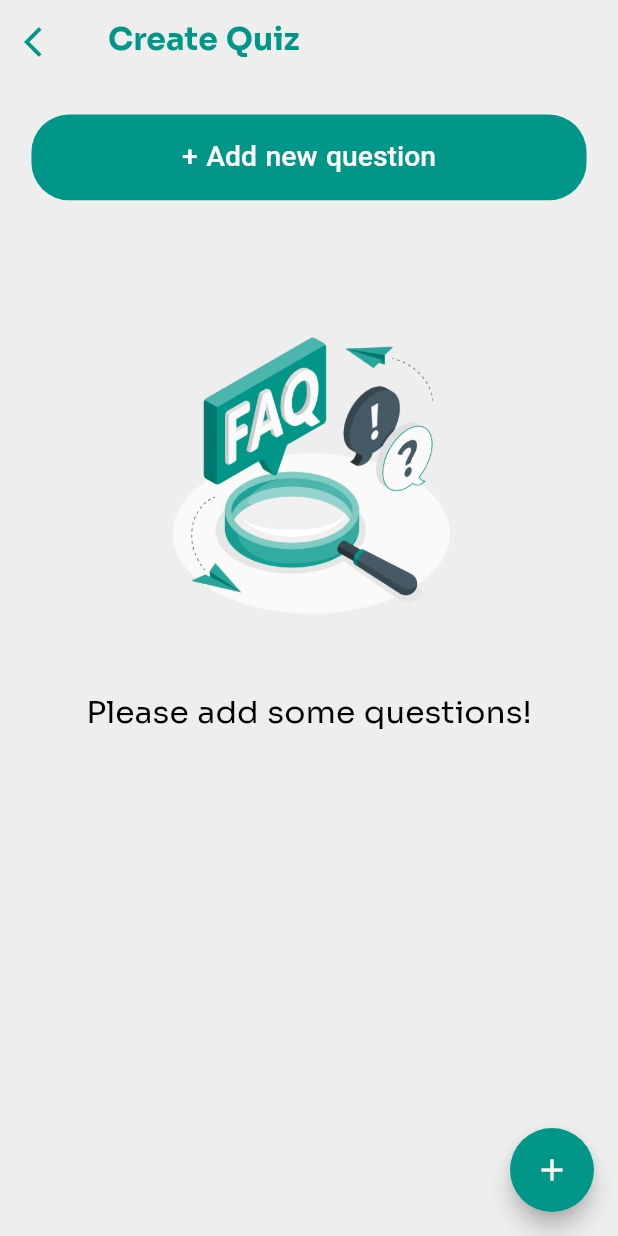
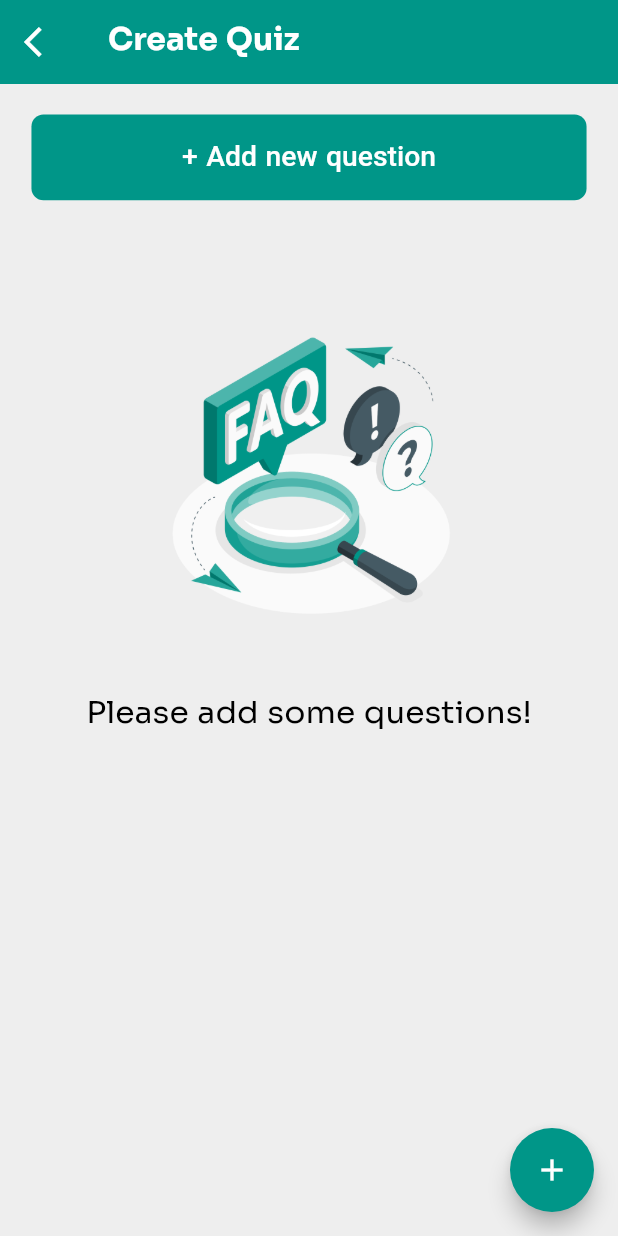
Before and after one commit to Adel-Jarour/quiz_app, a Flutter app: the screen it shows after launch, after a tap on the "sort" icon, after a tap on "Create quiz", on a phone screen of 412 x 824 dp. Run offline on Flutter 3.47's test engine with Material 2 defaults, Android fonts, the phone set to English and light mode, and no system bars; our stand-ins replace flutter_screenutil, get, sqflite; accounts and stored records are empty; Roboto replaces fonts that are missing (DINNextLTW23).

Commit message:
add loading in create quiz screen

```diff
--- a/lib/controllers/create_quiz_controller.dart
+++ b/lib/controllers/create_quiz_controller.dart
@@ -5,13 +5,17 @@ import 'package:quiz_app/models/question_model.dart';
 
 class CreateQuizController extends GetxController with RouteAware {
   List<QuestionModel> questions = [];
+  bool loading = false;
 
   Future getAllQuestions() async {
     questions = [];
+    loading = true;
+    update();
     final res = await DatabaseHelper().getQuestions();
     for (var i in res!) {
       questions.add(QuestionModel.fromMap(i));
     }
+    loading = false;
     update();
   }
 
@@ -27,5 +31,6 @@ class CreateQuizController extends GetxController with RouteAware {
   void onInit() {
     // TODO: implement onInit
     super.onInit();
+    getAllQuestions();
   }
 }
--- a/lib/main.dart
+++ b/lib/main.dart
@@ -26,7 +26,7 @@ class MyApp extends StatelessWidget {
         getPages: AppPages.pages,
         theme: ThemeData(
           appBarTheme: AppBarTheme(
-            backgroundColor: ColorConst.backgroundColor,
+            backgroundColor: ColorConst.primaryColor,
             elevation: 0,
           ),
           drawerTheme: DrawerThemeData(
--- a/lib/screens/create_quiz_screen.dart
+++ b/lib/screens/create_quiz_screen.dart
@@ -1,3 +1,4 @@
+import 'package:flutter/cupertino.dart';
 import 'package:flutter/material.dart';
 import 'package:flutter_screenutil/flutter_screenutil.dart';
 import 'package:quiz_app/controllers/create_quiz_controller.dart';
@@ -11,16 +12,14 @@ import 'package:get/get.dart';
 class CreateQuizScreen extends StatelessWidget {
   CreateQuizScreen({Key? key}) : super(key: key);
 
-  CreateQuizController controller = Get.put(CreateQuizController());
 
   @override
   Widget build(BuildContext context) {
-    controller.getAllQuestions();
     return Scaffold(
       appBar: AppBar(
         title: CustomText(
           txt: "Create Quiz",
-          color: ColorConst.primaryColor,
+          color: Colors.white,
           fontSize: 20.sp,
           fontWeight: FontWeight.bold,
         ),
@@ -30,7 +29,7 @@ class CreateQuizScreen extends StatelessWidget {
           },
           icon: const Icon(
             Icons.arrow_back_ios,
-            color: ColorConst.primaryColor,
+            color: Colors.white,
           ),
         ),
       ),
@@ -42,7 +41,8 @@ class CreateQuizScreen extends StatelessWidget {
           bottom: 5.h,
         ),
         child: GetBuilder<CreateQuizController>(
-          builder: (_) => Column(
+          init: CreateQuizController(),
+          builder: (controller) => Column(
             children: [
               CustomButton(
                   txt: "+ Add new question",
@@ -52,6 +52,9 @@ class CreateQuizScreen extends StatelessWidget {
               SizedBox(
                 height: 30.h,
               ),
+              controller.loading ?
+              const Center(child: CupertinoActivityIndicator())
+                  :
               controller.questions.isNotEmpty
                   ? Expanded(
                       child: _QuestionWidget(),
--- a/lib/screens/home_screen.dart
+++ b/lib/screens/home_screen.dart
@@ -19,7 +19,7 @@ class HomeScreen extends StatelessWidget {
       appBar: AppBar(
         title: CustomText(
           txt: "Home",
-          color: ColorConst.primaryColor,
+          color: Colors.white,
           fontSize: 20.sp,
           fontWeight: FontWeight.bold,
         ),
@@ -30,7 +30,7 @@ class HomeScreen extends StatelessWidget {
             },
             icon: const Icon(
               Icons.sort,
-              color: ColorConst.primaryColor,
+              color: Colors.white,
             ),
           ),
         ),
--- a/lib/screens/start_quiz_screen.dart
+++ b/lib/screens/start_quiz_screen.dart
@@ -22,7 +22,7 @@ class StartQuizScreen extends StatelessWidget {
         appBar: AppBar(
           title: CustomText(
             txt: "Quiz App",
-            color: ColorConst.primaryColor,
+            color: Colors.white,
             fontSize: 20.sp,
             fontWeight: FontWeight.bold,
           ),
@@ -32,7 +32,7 @@ class StartQuizScreen extends StatelessWidget {
             },
             icon: const Icon(
               Icons.arrow_back_ios,
-              color: ColorConst.primaryColor,
+              color: Colors.white,
             ),
           ),
         ),
--- a/lib/widgets/custom_button.dart
+++ b/lib/widgets/custom_button.dart
@@ -56,7 +56,7 @@ class CustomButton extends StatelessWidget {
         decoration: BoxDecoration(
           color: colorButton ?? ColorConst.primaryColor,
           borderRadius:
-              enabled ? BorderRadius.circular(30) : BorderRadius.circular(25.0),
+              enabled ? BorderRadius.circular(30) : BorderRadius.circular(8.0),
         ),
         alignment: Alignment.center,
         child: enabled
```
